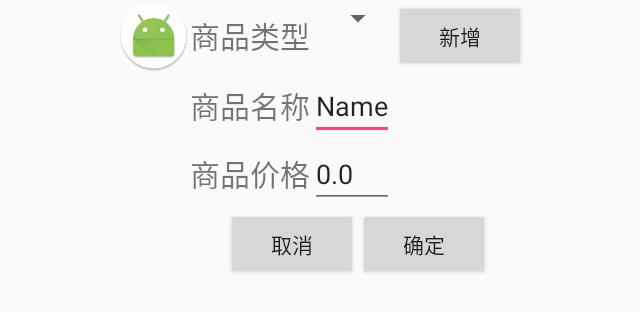
After one commit to carabbit/AromaCafeCashier, an Android app: the ProductEditorActivity screen opened directly, with no data from a screen before it, on a phone screen of 824 x 412 dp (held sideways). The commit adds this screen. Shown: the top 312 px of the screen, without its empty margins (260-900 px from the left). Run offline under Robolectric (Android 15) with nearby library versions, the phone set to English and light mode, and no system bars.

Commit message:
增加商品编辑界面

```diff
--- /dev/null
+++ b/app/src/main/java/bunny/project/aromacafecashier/ProductEditorActivity.java
@@ -0,0 +1,21 @@
+package bunny.project.aromacafecashier;
+
+import android.app.Activity;
+import android.content.Context;
+import android.os.Bundle;
+import android.support.annotation.Nullable;
+import android.util.AttributeSet;
+import android.view.View;
+
+/**
+ * 商品编辑界面，用于商品新增，或编辑。
+ * Created by bunny on 2017/3/12.
+ */
+
+public class ProductEditorActivity extends Activity {
+    @Override
+    protected void onCreate(@Nullable Bundle savedInstanceState) {
+        super.onCreate(savedInstanceState);
+        setContentView(R.layout.create_product);
+    }
+}
--- /dev/null
+++ b/app/src/main/res/layout/create_product.xml
@@ -0,0 +1,102 @@
+<RelativeLayout xmlns:android="http://schemas.android.com/apk/res/android"
+    android:layout_width="match_parent"
+    android:layout_height="wrap_content">
+
+    <TableLayout
+        android:id="@+id/text_editor_content"
+        android:layout_width="wrap_content"
+        android:layout_height="wrap_content"
+        android:layout_alignParentTop="true"
+        android:layout_centerHorizontal="true">
+
+
+        <TableRow
+            android:layout_width="match_parent"
+            android:layout_height="match_parent">
+
+            <TextView
+                android:layout_width="wrap_content"
+                android:layout_height="wrap_content"
+                android:layout_gravity="center"
+                android:text="@string/product_type"
+                android:textSize="20sp" />
+
+            <Spinner
+                android:id="@+id/spinner"
+                android:layout_width="match_parent"
+                android:layout_height="wrap_content" />
+
+            <Button
+                android:layout_width="wrap_content"
+                android:layout_height="wrap_content"
+                android:text="@string/add" />
+        </TableRow>
+
+        <TableRow
+
+            android:layout_width="match_parent"
+            android:layout_height="match_parent">
+
+            <TextView
+                android:layout_width="wrap_content"
+                android:layout_height="wrap_content"
+                android:layout_gravity="center"
+                android:text="@string/product_name"
+                android:textSize="20sp" />
+
+            <EditText
+                android:id="@+id/edit_name"
+                android:layout_width="match_parent"
+                android:layout_height="wrap_content"
+                android:inputType="text"
+                android:text="Name" />
+        </TableRow>
+
+        <TableRow
+
+            android:layout_width="match_parent"
+            android:layout_height="match_parent">
+
+            <TextView
+                android:layout_width="wrap_content"
+                android:layout_height="wrap_content"
+                android:layout_gravity="center"
+                android:text="@string/product_price"
+                android:textSize="20sp" />
+
+            <EditText
+                android:id="@+id/edit_price"
+                android:layout_width="match_parent"
+                android:layout_height="wrap_content"
+                android:inputType="numberDecimal"
+                android:text="0.0" />
+        </TableRow>
+
+
+    </TableLayout>
+
+    <ImageView
+        android:layout_width="wrap_content"
+        android:layout_height="wrap_content"
+        android:layout_toStartOf="@+id/text_editor_content"
+        android:src="@mipmap/ic_launcher_round" />
+
+    <LinearLayout
+        android:layout_width="wrap_content"
+        android:layout_height="wrap_content"
+        android:layout_below="@+id/text_editor_content"
+        android:layout_centerHorizontal="true">
+
+        <Button
+            android:id="@+id/btn_cancel"
+            android:layout_width="wrap_content"
+            android:layout_height="wrap_content"
+            android:text="@string/cancel" />
+
+        <Button
+            android:id="@+id/btn_confirm"
+            android:layout_width="wrap_content"
+            android:layout_height="wrap_content"
+            android:text="@string/comfirm" />
+    </LinearLayout>
+</RelativeLayout>
--- a/app/src/main/res/layout/product_list.xml
+++ b/app/src/main/res/layout/product_list.xml
@@ -3,7 +3,8 @@
     android:id="@+id/content"
     android:layout_width="match_parent"
     android:layout_height="match_parent"
-    android:background="#1199cc"
+    android:background="#11CCCC"
+    android:gravity="center"
     android:orientation="vertical">
 
     <ScrollView
@@ -23,7 +24,9 @@
         android:id="@+id/empty_view"
         android:layout_width="wrap_content"
         android:layout_height="wrap_content"
+        android:layout_gravity="center"
         android:text="@string/no_product"
+        android:textSize="20sp"
         android:visibility="gone" />
 
 </LinearLayout>
--- a/app/src/main/res/values/strings.xml
+++ b/app/src/main/res/values/strings.xml
@@ -9,6 +9,13 @@
     <string name="total_cash">合计：</string>
     <string name="product_info">商品信息</string>
     <string name="edit">编辑</string>
+    <string name="delete">删除</string>
     <string name="create">新建</string>
     <string name="no_product">没有商品信息</string>
+    <string name="product_type">商品类型</string>
+    <string name="product_name">商品名称</string>
+    <string name="product_price">商品价格</string>
+    <string name="add">新增</string>
+    <string name="comfirm">确定</string>
+    <string name="cancel">取消</string>
 </resources>
```
Also changed, not shown: app/src/main/AndroidManifest.xml (+5 -3 lines), app/src/main/java/bunny/project/aromacafecashier/CreateProductFragment.java (added, +30 -0 lines), app/src/main/java/bunny/project/aromacafecashier/ProductListFragment.java (+46 -4 lines), app/src/main/java/bunny/project/aromacafecashier/ProductManagerActivity.java (+27 -0 lines), app/src/main/java/bunny/project/aromacafecashier/QueryManager.java (+32 -17 lines), app/src/main/res/layout/product_manager.xml (+23 -7 lines).
